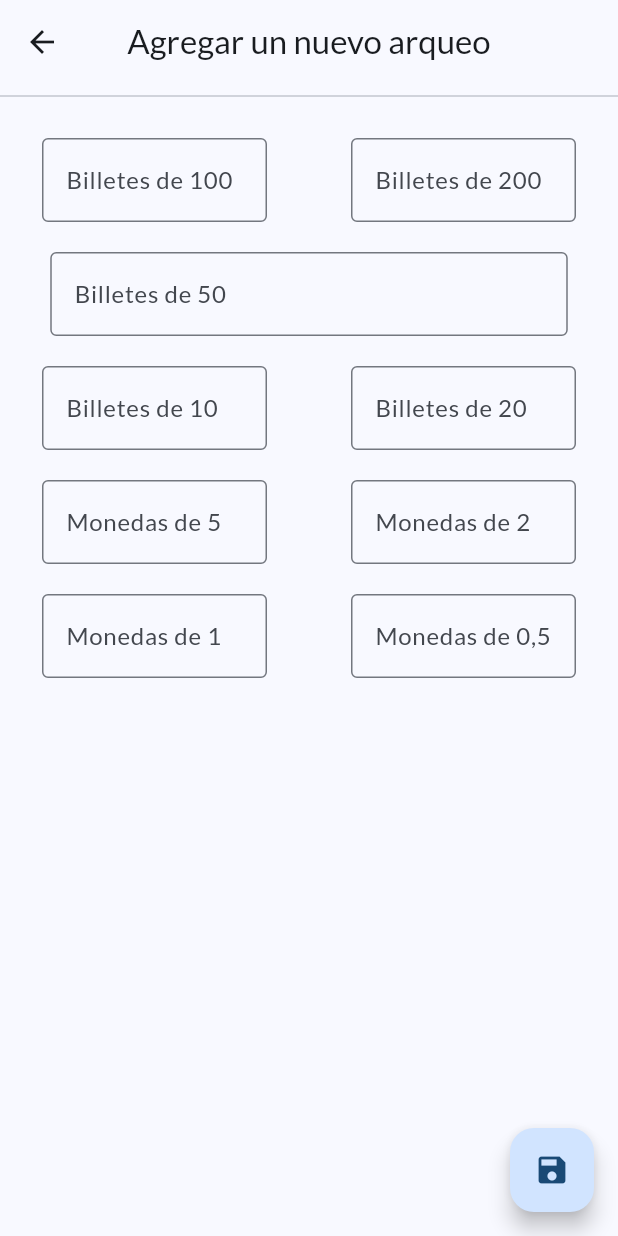
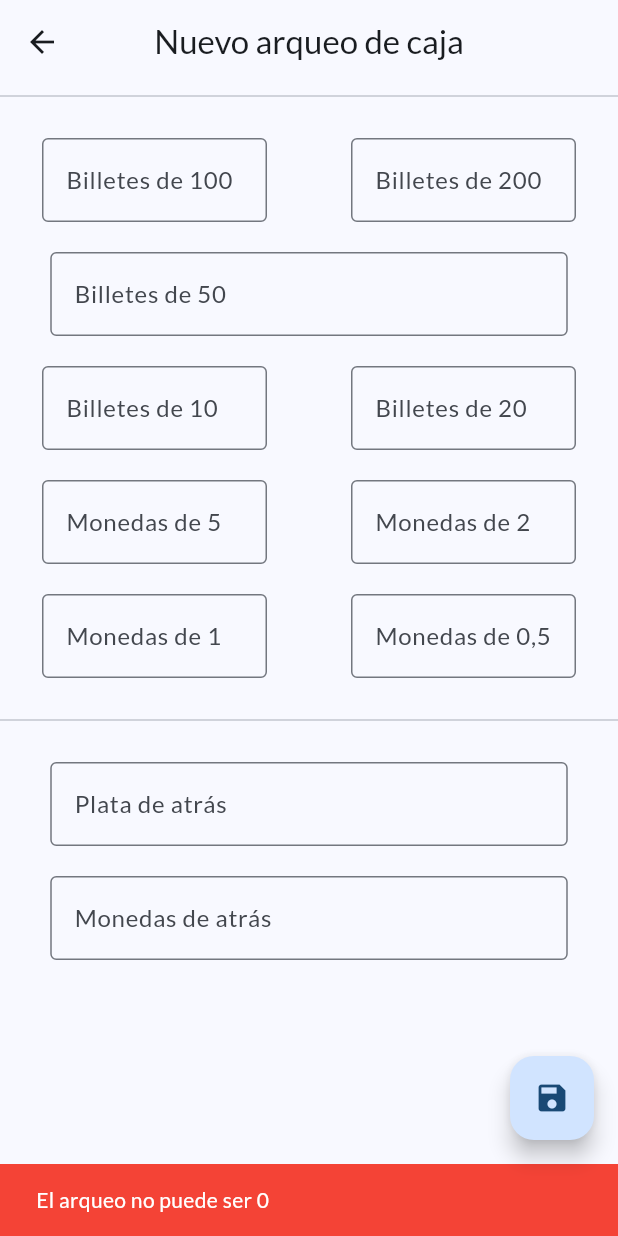
Before and after one commit to Jose20025/arqueo_caja, a Flutter app: the AddCashCountPage screen opened by its route, after a tap on the "save" icon, on a phone screen of 412 x 824 dp. Run offline on Flutter 3.47's test engine with Material 3 defaults, Android fonts, the phone set to English and light mode, and no system bars; our stand-ins replace google_fonts.

Commit message:
edited cashcount_page

```diff
--- a/lib/pages/add_cashcount_page.dart
+++ b/lib/pages/add_cashcount_page.dart
@@ -1,6 +1,8 @@
 import 'package:arqueo_caja/custom/custom_input_field.dart';
 import 'package:arqueo_caja/models/cash_count.dart';
+import 'package:arqueo_caja/providers/cashcount_provider.dart';
 import 'package:flutter/material.dart';
+import 'package:provider/provider.dart';
 
 class AddCashCountPage extends StatefulWidget {
   const AddCashCountPage({super.key});
@@ -23,23 +25,42 @@ class _AddCashCountPageState extends State<AddCashCountPage> {
   int? money1;
   int? money05;
 
+  double? backCash;
+  double? backMoney;
+
   void saveCashCount() {
     if (_formKey.currentState!.validate()) {
       _formKey.currentState!.save();
 
       double total = calculateTotal();
 
+      if (total == 0) {
+        ScaffoldMessenger.of(context).showSnackBar(
+          const SnackBar(
+            content: Text('El arqueo no puede ser 0',
+                style: TextStyle(color: Colors.white)),
+            backgroundColor: Colors.red,
+            duration: Duration(milliseconds: 1500),
+          ),
+        );
+        return;
+      }
+
       CashCount cashCount = CashCount(
-        amount: total,
+        initalAmount: total,
         date: DateTime.now(),
       );
 
-      Navigator.of(context).pushNamed('/result', arguments: cashCount);
+      context.read<CashCountProvider>().addCashCount(cashCount);
+
+      Navigator.of(context)
+          .pushReplacementNamed('/result', arguments: cashCount);
     }
   }
 
   double calculateTotal() {
     double total = 0;
+
     total += (cash10!) * 10;
     total += (cash20!) * 20;
     total += (cash50!) * 50;
@@ -51,6 +72,9 @@ class _AddCashCountPageState extends State<AddCashCountPage> {
     total += (money1!) * 1;
     total += (money05!) * 0.5;
 
+    total += backCash!;
+    total += backMoney!;
+
     return total;
   }
 
@@ -58,7 +82,7 @@ class _AddCashCountPageState extends State<AddCashCountPage> {
   Widget build(BuildContext context) {
     return Scaffold(
       appBar: AppBar(
-        title: const Text('Agregar un nuevo arqueo'),
+        title: const Text('Nuevo arqueo de caja'),
         centerTitle: true,
       ),
       floatingActionButton: FloatingActionButton(
@@ -79,14 +103,16 @@ class _AddCashCountPageState extends State<AddCashCountPage> {
                     label: 'Billetes de 100',
                     width: 150,
                     onSaved: (value) {
-                      cash100 = int.parse(value!);
+                      cash100 =
+                          int.tryParse(value!) != null ? int.parse(value) : 0;
                     },
                   ),
                   CustomInputField(
                       label: 'Billetes de 200',
                       width: 150,
                       onSaved: (value) {
-                        cash200 = int.parse(value!);
+                        cash200 =
+                            int.tryParse(value!) != null ? int.parse(value) : 0;
                       }),
                 ],
               ),
@@ -95,7 +121,8 @@ class _AddCashCountPageState extends State<AddCashCountPage> {
                   label: 'Billetes de 50',
                   width: 345,
                   onSaved: (value) {
-                    cash50 = int.parse(value!);
+                    cash50 =
+                        int.tryParse(value!) != null ? int.parse(value) : 0;
                   }),
               const SizedBox(height: 20),
               Row(
@@ -105,13 +132,15 @@ class _AddCashCountPageState extends State<AddCashCountPage> {
                       label: 'Billetes de 10',
                       width: 150,
                       onSaved: (value) {
-                        cash10 = int.parse(value!);
+                        cash10 =
+                            int.tryParse(value!) != null ? int.parse(value) : 0;
                       }),
                   CustomInputField(
                       label: 'Billetes de 20',
                       width: 150,
                       onSaved: (value) {
-                        cash20 = int.parse(value!);
+                        cash20 =
+                            int.tryParse(value!) != null ? int.parse(value) : 0;
                       }),
                 ],
               ),
@@ -123,13 +152,15 @@ class _AddCashCountPageState extends State<AddCashCountPage> {
                       label: 'Monedas de 5',
                       width: 150,
                       onSaved: (value) {
-                        money5 = int.parse(value!);
+                        money5 =
+                            int.tryParse(value!) != null ? int.parse(value) : 0;
                       }),
                   CustomInputField(
                       label: 'Monedas de 2',
                       width: 150,
                       onSaved: (value) {
-                        money2 = int.parse(value!);
+                        money2 =
+                            int.tryParse(value!) != null ? int.parse(value) : 0;
                       }),
                 ],
               ),
@@ -141,15 +172,37 @@ class _AddCashCountPageState extends State<AddCashCountPage> {
                       label: 'Monedas de 1',
                       width: 150,
                       onSaved: (value) {
-                        money1 = int.parse(value!);
+                        money1 =
+                            int.tryParse(value!) != null ? int.parse(value) : 0;
                       }),
                   CustomInputField(
                       label: 'Monedas de 0,5',
                       width: 150,
                       onSaved: (value) {
-                        money05 = int.parse(value!);
+                        money05 =
+                            int.tryParse(value!) != null ? int.parse(value) : 0;
                       }),
                 ],
+              ),
+              const SizedBox(height: 20),
+              const Divider(),
+              const SizedBox(height: 20),
+              CustomInputField(
+                label: 'Plata de atrás',
+                width: 345,
+                onSaved: (value) {
+                  backCash =
+                      double.tryParse(value!) != null ? double.parse(value) : 0;
+                },
+              ),
+              const SizedBox(height: 20),
+              CustomInputField(
+                label: 'Monedas de atrás',
+                width: 345,
+                onSaved: (value) {
+                  backMoney =
+                      double.tryParse(value!) != null ? double.parse(value) : 0;
+                },
               ),
             ],
           ),
```
